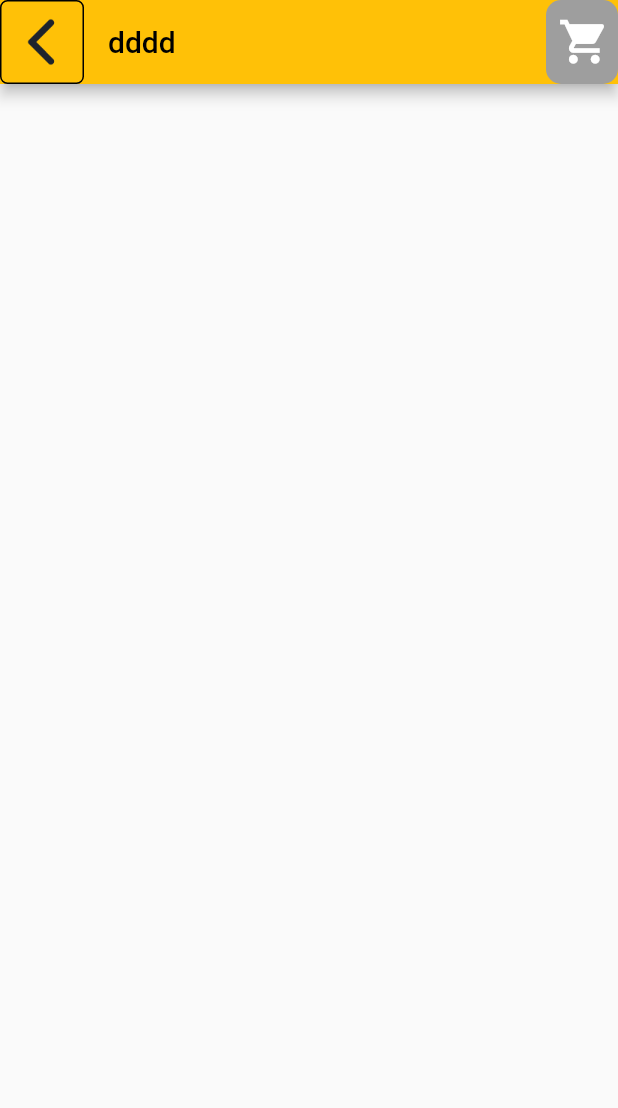
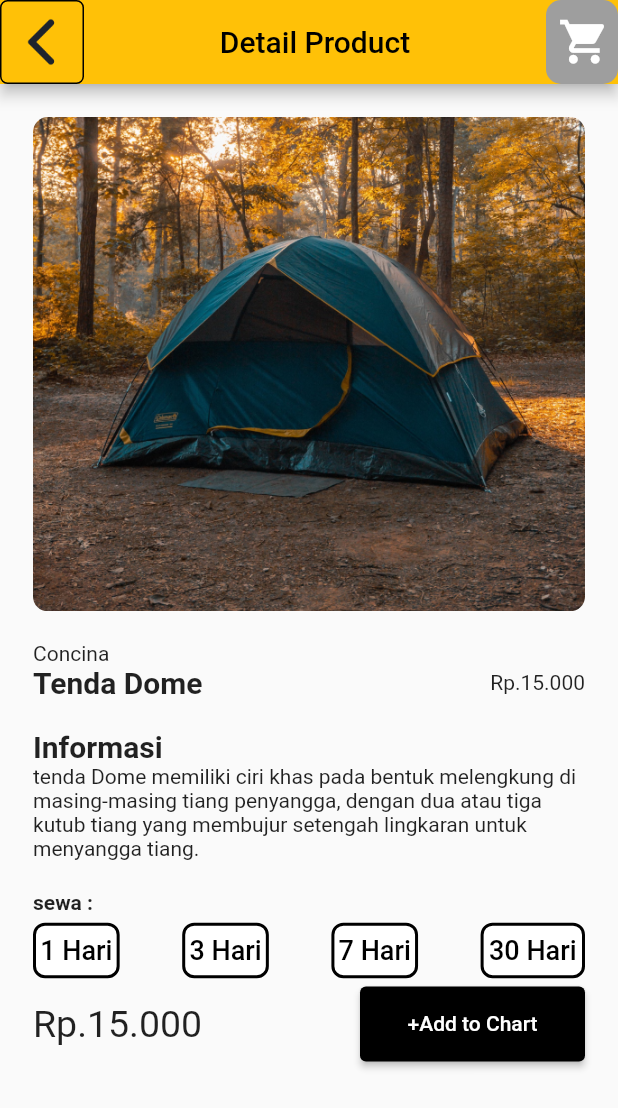
Before and after one commit to adiyuda46/rent, a Flutter app: the DetailProduct screen opened by its route, on a phone screen of 412 x 824 dp. Shown: the top 1108 px of the screen. Run offline on Flutter 3.47's test engine with Material 2 defaults, Android fonts, the phone set to English and light mode, and no system bars; our stand-ins replace google_fonts.

Commit message:
create ui detail product

```diff
--- a/lib/ui/page/detailProduct.dart
+++ b/lib/ui/page/detailProduct.dart
@@ -1,5 +1,8 @@
 import 'package:flutter/material.dart';
+import 'package:rent/shared.dart/theme.dart';
 import 'package:rent/ui/widget/appBar2.dart';
+import 'package:rent/ui/widget/buttonDay.dart';
+import 'package:rent/ui/widget/enter.dart';
 
 class DetailProduct extends StatefulWidget {
   const DetailProduct({Key? key}) : super(key: key);
@@ -11,9 +14,82 @@ class DetailProduct extends StatefulWidget {
 class _DetailProductState extends State<DetailProduct> {
   @override
   Widget build(BuildContext context) {
+    final double tinggi = MediaQuery.of(context).size.height;
+    final double lebar = MediaQuery.of(context).size.width;
     return Scaffold(
-      appBar:  AppBar2(title: 'dddd',),
-      body: Container(),
+      appBar: AppBar2(
+        title: 'Detail Product',
+      ),
+      body: Padding(
+        padding: const EdgeInsets.all(22.0),
+        child: Column(
+          children: [
+            Container(
+              height: tinggi * 0.4,
+              width: lebar,
+              decoration: BoxDecoration(
+                borderRadius: BorderRadius.circular(10),
+                image: DecorationImage(
+                    image: AssetImage('assets/tenda.png'), fit: BoxFit.cover),
+              ),
+            ),
+            Enter(enter: 20),
+            Align(alignment: Alignment.centerLeft, child: Text("Concina")),
+            Row(
+              mainAxisAlignment: MainAxisAlignment.spaceBetween,
+              children: [
+                Text(
+                  "Tenda Dome",
+                  style: TextStyle(fontSize: 20, fontWeight: bold),
+                ),
+                Text("Rp.15.000")
+              ],
+            ),
+            Enter(enter: 20),
+            Align(
+              alignment: Alignment.centerLeft,
+              child: Text(
+                "Informasi",
+                style: TextStyle(fontSize: 20, fontWeight: bold),
+              ),
+            ),
+            Text(
+                "tenda Dome memiliki ciri khas pada bentuk melengkung di masing-masing tiang penyangga, dengan dua atau tiga kutub tiang yang membujur setengah lingkaran untuk menyangga tiang."),
+            Enter(enter: 20),
+            Align(
+              alignment: Alignment.centerLeft,
+              child: Text(
+                "sewa :",
+                style: TextStyle(fontWeight: bold),
+              ),
+            ),
+            Row(
+              mainAxisAlignment: MainAxisAlignment.spaceBetween,
+              children: [
+               ButtonDay(hari: "1 Hari"),
+              ButtonDay(hari: "3 Hari"),
+              ButtonDay(hari: "7 Hari"),
+              ButtonDay(hari: "30 Hari"),
+              ],
+            ),
+            Row(
+              mainAxisAlignment: MainAxisAlignment.spaceBetween,
+              children: [
+                Text(
+                  "Rp.15.000",
+                  style: TextStyle(fontSize: 25),
+                ),
+                ElevatedButton(
+                    style: ElevatedButton.styleFrom(
+                        backgroundColor: Colors.black,
+                        minimumSize: Size(150, 50)),
+                    onPressed: () {},
+                    child: Text("+Add to Chart"))
+              ],
+            )
+          ],
+        ),
+      ),
     );
   }
 }
--- a/lib/ui/widget/appBar2.dart
+++ b/lib/ui/widget/appBar2.dart
@@ -22,7 +22,7 @@ class AppBar2 extends StatelessWidget implements PreferredSizeWidget{
       backgroundColor: Colors.amber,
       //elevation: 0,
       leading: ButtonBack( imagePath: 'assets/Back button.png', onPressed: (){}),
-      title: Text(title,style: TextStyle(color: Colors.black),),
+      title: Center(child: Text(title,style: TextStyle(color: Colors.black),)),
       actions: [
         NotifButton(icon: Icons.shopping_cart, onPressed: (){})
       ],
--- /dev/null
+++ b/lib/ui/widget/buttonDay.dart
@@ -0,0 +1,40 @@
+import 'package:flutter/material.dart';
+
+class ButtonDay extends StatelessWidget {
+  final String hari;
+  const ButtonDay({super.key, required this.hari});
+
+  get textLength => hari.length;
+
+  @override
+  Widget build(BuildContext context) {
+    return ElevatedButton(
+      style: ElevatedButton.styleFrom(
+        backgroundColor: Colors.white,
+        elevation: 0,
+        padding: EdgeInsets.symmetric(
+          horizontal: textLength * 0.8, // Menyesuaikan padding horizontal berdasarkan panjang teks
+          vertical: 8.0,
+        ),
+        minimumSize: Size(10, 30),
+        shape: RoundedRectangleBorder(
+          side: BorderSide(
+            color: Colors.black,
+            width: 2,
+          ),
+          borderRadius: BorderRadius.circular(8),
+        ),
+      ),
+      onPressed: () {
+        // Logika yang ingin Anda lakukan saat tombol ditekan
+      },
+      child: Text(
+        hari,
+        style: TextStyle(
+          fontSize: 18,
+          color: Colors.black,
+        ),
+      ),
+    );
+  }
+}
--- a/lib/ui/widget/enter.dart
+++ b/lib/ui/widget/enter.dart
@@ -1,10 +1,13 @@
 import 'package:flutter/material.dart';
 
 class Enter extends StatelessWidget {
+  final double enter;
+  const Enter({super.key ,required this.enter});
+
   @override
   Widget build(BuildContext context) {
     return SizedBox(
-      height: 10,
+      height: enter,
     );
   }
 }
```
